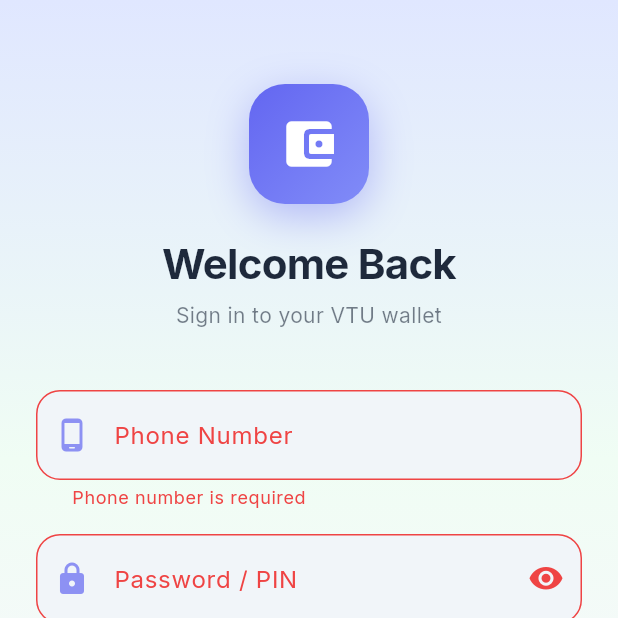
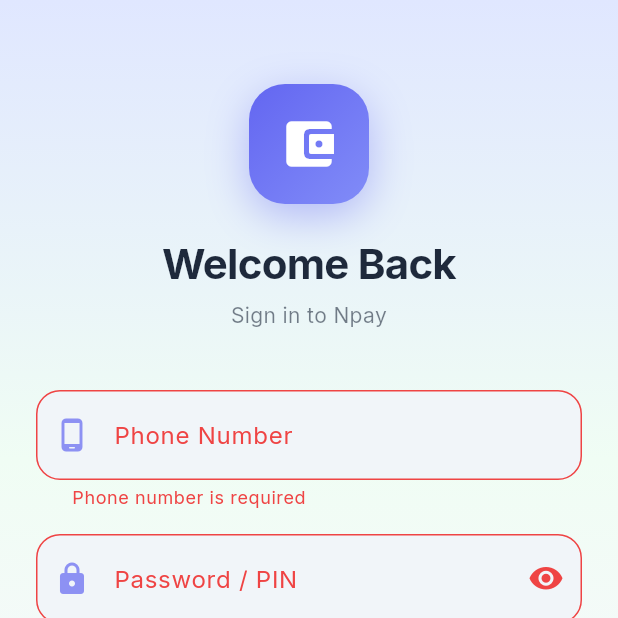
Before and after one commit to nazifia/VTU, a Flutter app: the screen it shows after launch, after a tap on "Sign In", on a phone screen of 412 x 824 dp, the top half of it. Run offline on Flutter 3.47's test engine with Material 3 defaults, Android fonts, the phone set to English and light mode, and no system bars; our stand-ins replace dio, dropdown_search, flutter_contacts, flutter_secure_storage, google_fonts, local_auth and 1 more; accounts and stored records are empty; network calls fail.

Commit message:
Rename app from VTU Wallet to Npay across all platforms
- Update Android app name and manifest to Npay
- Update iOS app name and plist to Npay
- Rename Flutter app class from VtuApp to NpayApp
- Update app title from 'VTU Wallet' to 'Npay'
- Update biometric authentication message
- Update login/register screen text
- Update settings screen app name and copyright
- Update pubspec.yaml name and description
- Add git permissions to Claude settings

Co-Authored-By: Claude Opus 4.6 <noreply@anthropic.com>

```diff
--- a/vtu_app/lib/main.dart
+++ b/vtu_app/lib/main.dart
@@ -41,20 +41,20 @@ void main() async {
         ChangeNotifierProvider.value(value: authProvider),
         ChangeNotifierProvider.value(value: configProvider),
       ],
-      child: const VtuApp(),
+      child: const NpayApp(),
     ),
   );
 }
 
-class VtuApp extends StatelessWidget {
-  const VtuApp({super.key});
+class NpayApp extends StatelessWidget {
+  const NpayApp({super.key});
 
   @override
   Widget build(BuildContext context) {
     final theme = context.watch<ThemeProvider>();
 
     return MaterialApp(
-      title: 'VTU Wallet',
+      title: 'Npay',
       debugShowCheckedModeBanner: false,
       theme: AppTheme.lightTheme,
       darkTheme: AppTheme.darkTheme,
@@ -144,7 +144,7 @@ class _SplashScreen extends StatelessWidget {
               ),
               const SizedBox(height: 24),
               Text(
-                'VTU Wallet',
+                'Npay',
                 style: Theme.of(context).textTheme.displayMedium?.copyWith(
                       color: AppTheme.primaryIndigo,
                       fontWeight: FontWeight.w800,
--- a/vtu_app/lib/providers/auth_provider.dart
+++ b/vtu_app/lib/providers/auth_provider.dart
@@ -84,7 +84,7 @@ class AuthProvider with ChangeNotifier {
 
   Future<bool> loginWithBiometric() async {
     final authenticated = await _biometric.authenticate(
-      reason: 'Authenticate to access your VTU wallet',
+      reason: 'Authenticate to access Npay',
     );
     if (!authenticated) return false;
     // Load existing session if token is still valid
--- a/vtu_app/lib/screens/login_screen.dart
+++ b/vtu_app/lib/screens/login_screen.dart
@@ -160,7 +160,7 @@ class _LoginScreenState extends State<LoginScreen>
                       ),
                       const SizedBox(height: 8),
                       Text(
-                        'Sign in to your VTU wallet',
+                        'Sign in to Npay',
                         style: Theme.of(context).textTheme.bodyMedium?.copyWith(
                               color: Theme.of(context)
                                   .colorScheme
--- a/vtu_app/lib/screens/register_screen.dart
+++ b/vtu_app/lib/screens/register_screen.dart
@@ -144,7 +144,7 @@ class _RegisterScreenState extends State<RegisterScreen>
                       Padding(
                         padding: const EdgeInsets.only(left: 12),
                         child: Text(
-                          'Join thousands using VTU Wallet',
+                          'Join thousands using Npay',
                           style: Theme.of(context).textTheme.bodyMedium?.copyWith(
                                 color: Theme.of(context)
                                     .colorScheme
--- a/vtu_app/lib/screens/settings_screen.dart
+++ b/vtu_app/lib/screens/settings_screen.dart
@@ -111,9 +111,9 @@ class SettingsScreen extends StatelessWidget {
                             'App version 1.0.0',
                             () => showAboutDialog(
                               context: context,
-                              applicationName: 'VTU App',
+                              applicationName: 'Npay',
                               applicationVersion: '1.0.0',
-                              applicationLegalese: '© 2025 VTU App',
+                              applicationLegalese: '© 2025 Npay',
                             ),
                           ),
                         ],
--- a/vtu_app/pubspec.yaml
+++ b/vtu_app/pubspec.yaml
@@ -1,5 +1,5 @@
-name: vtu_app
-description: "A Nigerian fintech mobile wallet application"
+name: npay
+description: "A Nigerian fintech mobile wallet application - Npay"
 publish_to: 'none'
 version: 1.0.0+1
 
```
Also changed, not shown: .claude/settings.local.json, 3 other files.
